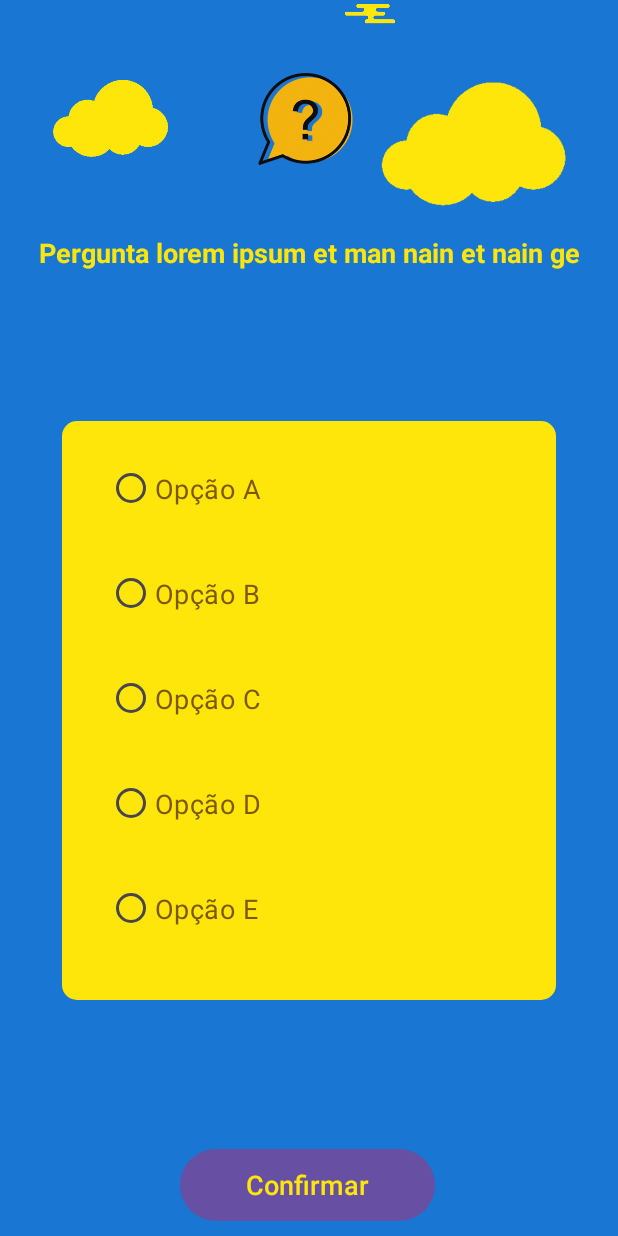
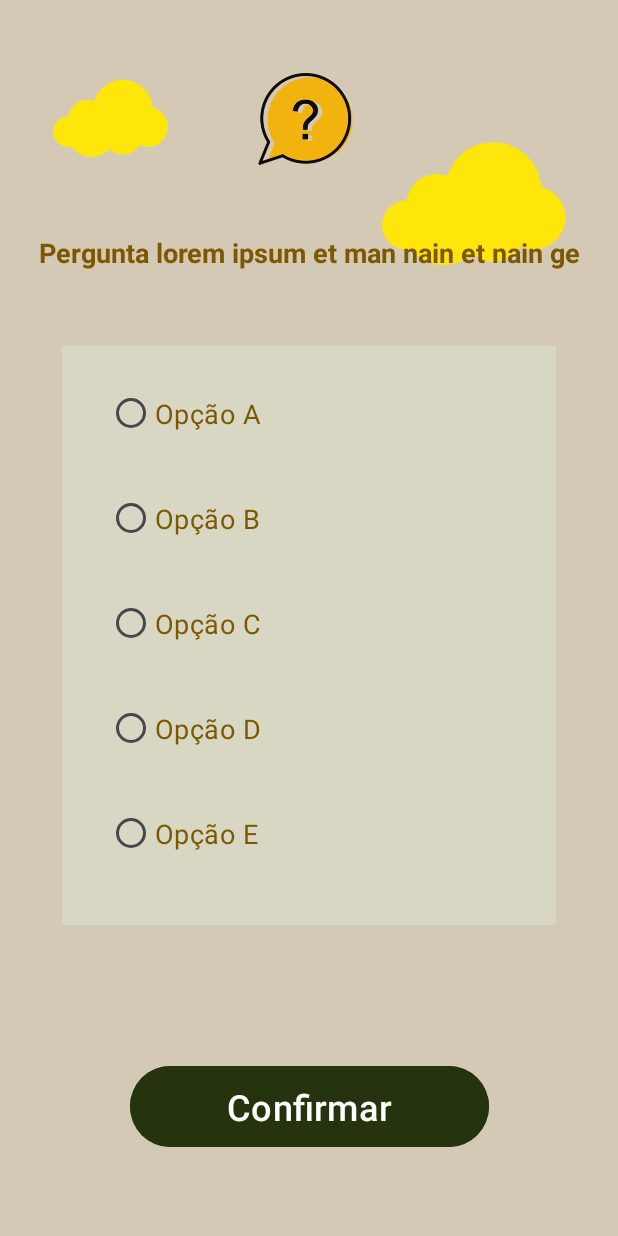
Before and after one commit to silobocarvalho/Quia, an Android app: the QuestionActivity screen opened directly, with no data from a screen before it, on a phone screen of 412 x 824 dp. Run offline under Robolectric (Android 15) with nearby library versions, the phone set to English and light mode, and no system bars.

Commit message:
new design with colors, buttons and features

```diff
--- a/app/src/main/AndroidManifest.xml
+++ b/app/src/main/AndroidManifest.xml
@@ -14,6 +14,9 @@
         android:supportsRtl="true"
         android:theme="@style/Theme.QuestionsApp"
         tools:targetApi="31">
+        <activity
+            android:name=".CongratulationsActivity"
+            android:exported="false" />
         <activity
             android:name=".WrongAnswer"
             android:exported="false" />
--- a/app/src/main/java/br/ufc/quixada/questions/QuestionActivity.java
+++ b/app/src/main/java/br/ufc/quixada/questions/QuestionActivity.java
@@ -88,7 +88,7 @@ public class QuestionActivity extends AppCompatActivity implements View.OnClickL
             fillAlternatives(currentQuestion.getAlternativas().split(","));
         }else{
             Toast.makeText(this, "Parabens! Você concluiu o Quiz com sucesso!", Toast.LENGTH_SHORT).show();
-            Intent intent = new Intent(this, MainActivity.class);
+            Intent intent = new Intent(this, CongratulationsActivity.class);
             startActivity(intent);
         }
     }
--- a/app/src/main/res/layout/activity_question.xml
+++ b/app/src/main/res/layout/activity_question.xml
@@ -4,7 +4,7 @@
     xmlns:tools="http://schemas.android.com/tools"
     android:layout_width="match_parent"
     android:layout_height="match_parent"
-    android:background="@color/colorPrimary">
+    android:background="@color/background_color_default">
 
 
     <ImageView
@@ -22,8 +22,10 @@
     <ImageView
         android:id="@+id/imageView5"
         android:layout_width="182dp"
-        android:layout_height="120dp"
-        app:layout_constraintBottom_toTopOf="@+id/tv_enunciado"
+        android:layout_height="0dp"
+        android:layout_marginTop="36dp"
+        android:layout_marginBottom="474dp"
+        app:layout_constraintBottom_toTopOf="@+id/btn_iniciar"
         app:layout_constraintEnd_toEndOf="parent"
         app:layout_constraintHorizontal_bias="1.0"
         app:layout_constraintStart_toStartOf="parent"
@@ -47,14 +49,13 @@
         android:layout_height="wrap_content"
         android:layout_marginTop="156dp"
         android:gravity="center"
-        android:textStyle="bold"
         android:paddingLeft="15dp"
         android:paddingRight="15dp"
         android:text="Pergunta lorem ipsum et man nain et nain ge"
         android:textAlignment="center"
-        android:textColor="#FEE60A"
+        android:textColor="@color/background_color_text"
         android:textSize="18sp"
-        android:layout_marginBottom="10dp"
+        android:textStyle="bold"
         app:layout_constraintEnd_toEndOf="parent"
         app:layout_constraintStart_toStartOf="parent"
         app:layout_constraintTop_toTopOf="parent" />
@@ -64,12 +65,12 @@
         android:layout_width="329dp"
         android:layout_height="386dp"
         android:layout_margin="50dp"
-        android:background="@drawable/radio_group_orange_questions"
+        android:layout_marginTop="24dp"
+        android:background="@color/background_color_internal"
         android:paddingLeft="30dp"
         android:paddingTop="10dp"
         android:paddingRight="30dp"
         android:paddingBottom="10dp"
-        app:layout_constraintBottom_toTopOf="@+id/btn_confirmar"
         app:layout_constraintEnd_toEndOf="parent"
         app:layout_constraintStart_toStartOf="parent"
         app:layout_constraintTop_toBottomOf="@+id/tv_enunciado">
@@ -79,77 +80,57 @@
             android:id="@+id/rb_opcaoA"
             android:layout_width="match_parent"
             android:layout_height="70dp"
-            android:buttonTint="#7D5801"
             android:text="Opção A"
-            android:textColor="#7D5801"
+            android:textColor="@color/background_color_text"
             android:textSize="18sp" />
 
         <RadioButton
             android:id="@+id/rb_opcaoB"
             android:layout_width="match_parent"
             android:layout_height="70dp"
-            android:buttonTint="#7D5801"
             android:text="Opção B"
-            android:textColor="#7D5801"
+            android:textColor="@color/background_color_text"
             android:textSize="18sp" />
 
         <RadioButton
             android:id="@+id/rb_opcaoC"
             android:layout_width="match_parent"
             android:layout_height="70dp"
-            android:buttonTint="#7D5801"
             android:text="Opção C"
-            android:textColor="#7D5801"
-
+            android:textColor="@color/background_color_text"
             android:textSize="18sp" />
 
         <RadioButton
             android:id="@+id/rb_opcaoD"
             android:layout_width="match_parent"
             android:layout_height="70dp"
-            android:buttonTint="#7D5801"
             android:text="Opção D"
-            android:textColor="#7D5801"
-
+            android:textColor="@color/background_color_text"
             android:textSize="18sp" />
 
         <RadioButton
             android:id="@+id/rb_opcaoE"
             android:layout_width="match_parent"
             android:layout_height="70dp"
-            android:buttonTint="#7D5801"
             android:text="Opção E"
-            android:textColor="#7D5801"
-
+            android:textColor="@color/background_color_text"
             android:textSize="18sp" />
     </RadioGroup>
 
     <Button
         android:id="@+id/btn_confirmar"
-        android:layout_width="170dp"
-        android:layout_height="wrap_content"
-        android:layout_marginBottom="10dp"
-        android:background="@drawable/btn_orange"
+        android:layout_width="239dp"
+        android:layout_height="62dp"
+        android:layout_marginBottom="25dp"
+        android:backgroundTint="@color/button_background_color_black"
         android:text="@string/confirm"
-        android:textColor="@color/colorAccent"
-        android:textAllCaps="false"
-        android:textSize="18sp"
+        android:textColor="@color/btn_text_color"
+        android:textSize="24sp"
         app:layout_constraintBottom_toBottomOf="parent"
         app:layout_constraintEnd_toEndOf="parent"
-        app:layout_constraintHorizontal_bias="0.497"
         app:layout_constraintStart_toStartOf="parent"
-        style="?android:attr/borderlessButtonStyle"/>
+        app:layout_constraintTop_toBottomOf="@+id/radioGroup"
+        app:layout_constraintVertical_bias="0.75" />
 
-    <ImageView
-        android:id="@+id/imageView7"
-        android:layout_width="51dp"
-        android:layout_height="58dp"
-        app:layout_constraintBottom_toTopOf="@+id/imageView5"
-        app:layout_constraintEnd_toEndOf="parent"
-        app:layout_constraintHorizontal_bias="0.612"
-        app:layout_constraintStart_toStartOf="parent"
-        app:layout_constraintTop_toTopOf="parent"
-        app:layout_constraintVertical_bias="1.0"
-        app:srcCompat="@drawable/cloudone" />
 
 </androidx.constraintlayout.widget.ConstraintLayout>
--- a/app/src/main/res/values/colors.xml
+++ b/app/src/main/res/values/colors.xml
@@ -15,4 +15,16 @@
     <color name="colorBase">#FFFFFF</color> <!-- Base color, typically white -->
 
 
+
+    <color name="button_background_color_black">#25330f</color> <!-- Replace with your desired color -->
+
+    <color name="background_color_default">#d4c9b4</color>
+    <color name="background_color_internal">#d8d7c3</color>
+    <color name="background_color_text">#7D5801</color>
+
+    <color name="congratulation_background_color">#a4b0af</color>
+
+
+
+
 </resources>
--- a/app/src/main/res/values/strings.xml
+++ b/app/src/main/res/values/strings.xml
@@ -4,6 +4,10 @@
     <string name="confirm">Confirmar</string>
     <string name="scores">Pontuação</string>
     <string name="saved_questions">savedquestions</string>
+    <string name="tentarnovamente">Tentar Novamente</string>
+    <string name="estudarnovamente">Estudar Novamente</string>
+    <string name="parabens1">Parabéns!</string>
+    <string name="parabens2">Você completou o ciclo de estudo.</string>
 
 
 </resources>
```
Also changed, not shown: app/src/main/java/br/ufc/quixada/questions/CongratulationsActivity.java (added, +34 -0 lines), app/src/main/java/br/ufc/quixada/questions/WrongAnswer.java (+11 -0 lines), app/src/main/res/layout/activity_congratulations.xml (added, +62 -0 lines), app/src/main/res/layout/activity_main.xml (+22 -21 lines), app/src/main/res/layout/activity_wrong_answer.xml (+23 -14 lines), app/src/main/res/drawable/podium.png (added).
